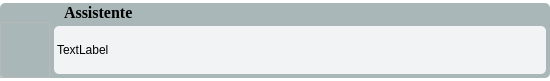
This is interfaces/widgets/output_widget.ui in LuisFilipVS/AssistenteVirtualComPyQt as Qt 5 draws it before an edit. The edited form follows.
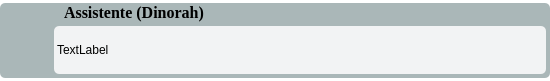
This is the edited form. Icons and pictures are not drawn.

Commit message: Integracao da assistente com a GUI

What changed in the file:
```diff
--- a/interfaces/widgets/output_widget.ui
+++ b/interfaces/widgets/output_widget.ui
@@ -35,6 +35,10 @@
 #label_3{
 	text-align: end;
 	padding-left:10px
+}
+
+#frame_2{
+	border:none
 }</string>
   </property>
   <layout class="QGridLayout" name="gridLayout_3">
@@ -144,7 +148,7 @@
          </font>
         </property>
         <property name="text">
-         <string>Assistente</string>
+         <string>Assistente (Dinorah)</string>
         </property>
        </widget>
       </item>
```
The commit also changes 59 other files.
